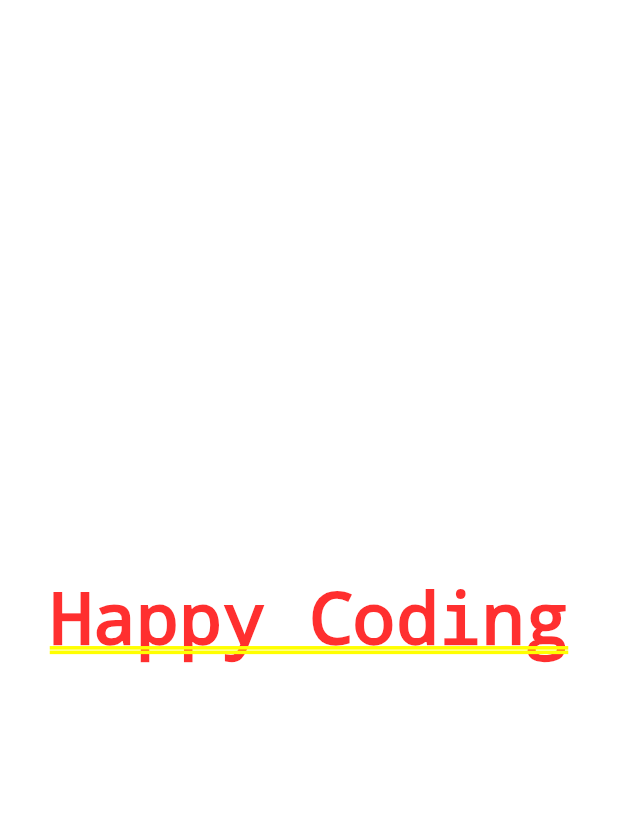
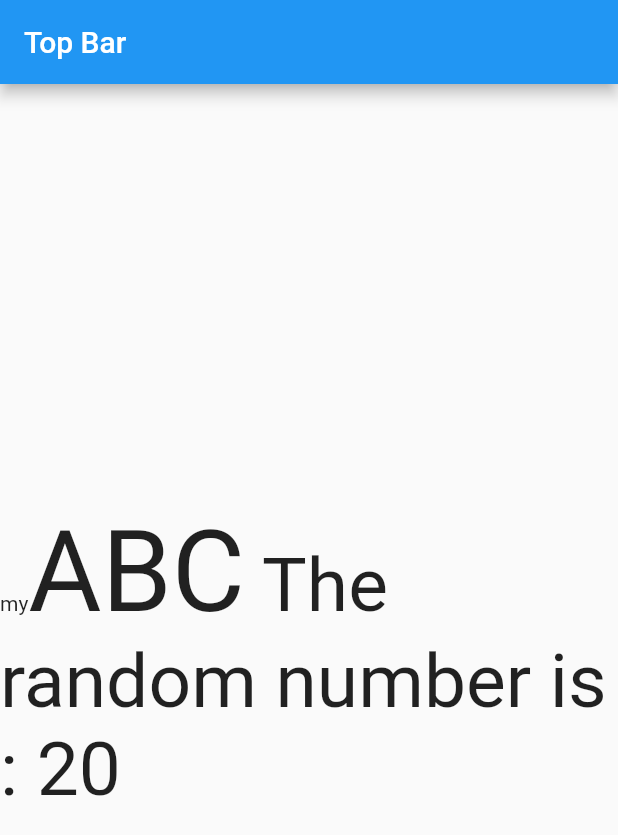
Before and after one commit to iknownothing13/recursion_nitd, a Flutter app: the screen it shows after launch, on a phone screen of 412 x 824 dp. Shown: the top 835 px of the screen. Run offline on Flutter 3.47's test engine with Material 2 defaults, Android fonts, the phone set to English and light mode, and no system bars; our stand-ins replace firebase_core; accounts and stored records are empty; generated files the repository leaves out were written again.

```diff
--- a/lib/main.dart
+++ b/lib/main.dart
@@ -1,13 +1,25 @@
+import 'package:firebase_core/firebase_core.dart';
 import 'package:flutter/material.dart';
+import 'package:recursion_nitd/screens/Dashboard.dart';
 
-void main() {
-  //create a textview in center of screen
-  var app = const MaterialApp(
-    home: Center(
-      child: Text(
-        "Happy Coding",
-      ),
-    ),
+import 'firebase_options.dart';
+Future<void> main() async {
+  WidgetsFlutterBinding.ensureInitialized();
+  await Firebase.initializeApp(
+    options: DefaultFirebaseOptions.currentPlatform,
   );
-  runApp(app);
+  runApp(const MyApp());
 }
+
+class MyApp extends StatelessWidget {
+  const MyApp({super.key});
+
+  @override
+  Widget build(BuildContext context) {
+    var myapp = const MaterialApp(
+        title: "MY APP",
+        home: Dashboard(),
+        );
+    return myapp;
+  }
+}
--- /dev/null
+++ b/lib/screens/Dashboard.dart
@@ -0,0 +1,31 @@
+import 'dart:math';
+
+import 'package:flutter/material.dart';
+
+class Dashboard extends StatelessWidget {
+  const Dashboard({Key? key}) : super(key: key);
+
+  @override
+  Widget build(BuildContext context) {
+    var myapp = MaterialApp(
+        title: "MY APP",
+        home: Scaffold(
+          appBar: AppBar(
+            title: const Text(
+              "Top Bar",
+            ),
+          ),
+          body: Center(
+              child: Text.rich(TextSpan(text: "my", children: [
+            const TextSpan(text: "ABC", style: TextStyle(fontSize: 75.0)),
+            TextSpan(text: " The random number is : ${getNum()}", style: const TextStyle(fontSize: 50.0)),
+          ]))),
+        ));
+    return myapp;
+  }
+}
+
+int getNum() {
+  Random random = Random();
+  return random.nextInt(100);
+}
--- a/pubspec.yaml
+++ b/pubspec.yaml
@@ -35,6 +35,10 @@ dependencies:
   # The following adds the Cupertino Icons font to your application.
   # Use with the CupertinoIcons class for iOS style icons.
   cupertino_icons: ^1.0.2
+  firebase_core: ^2.15.1
+  firebase_auth: ^4.9.0
+  cloud_firestore: ^4.9.1
+  firebase_analytics: ^10.4.5
 
 dev_dependencies:
   flutter_test:
```
Also changed, not shown: pubspec.lock, 1 other file.
